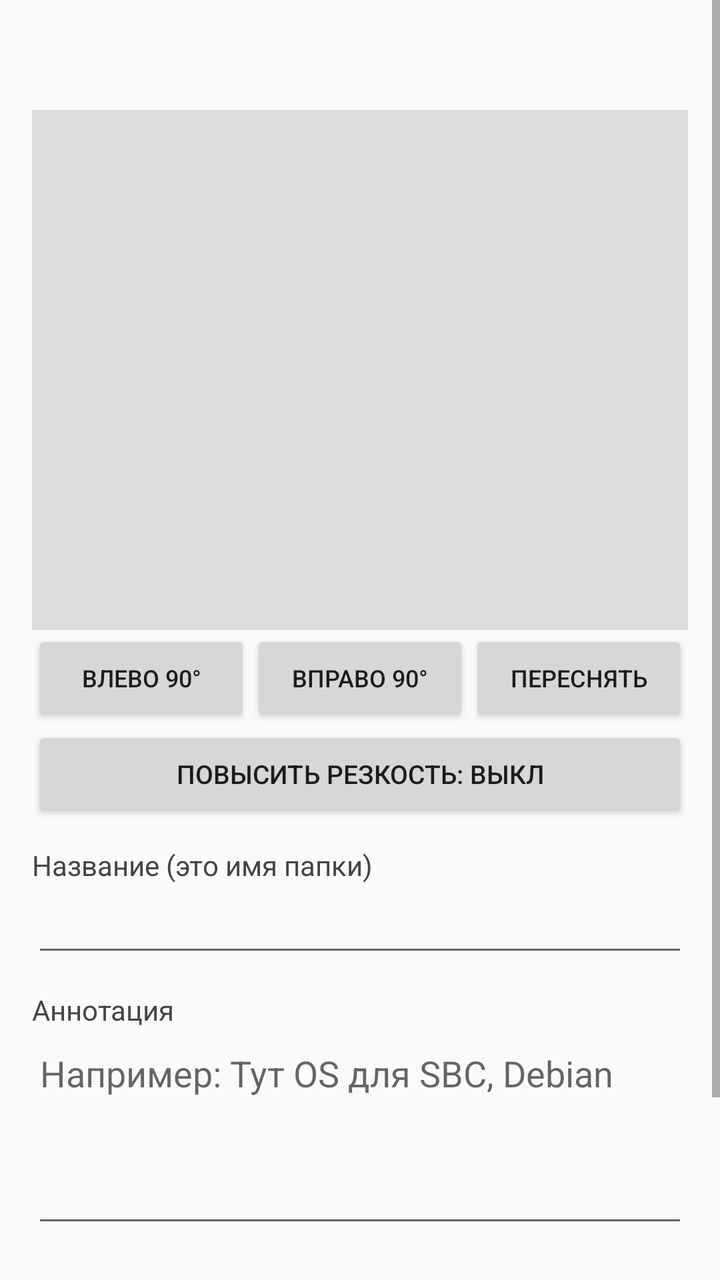
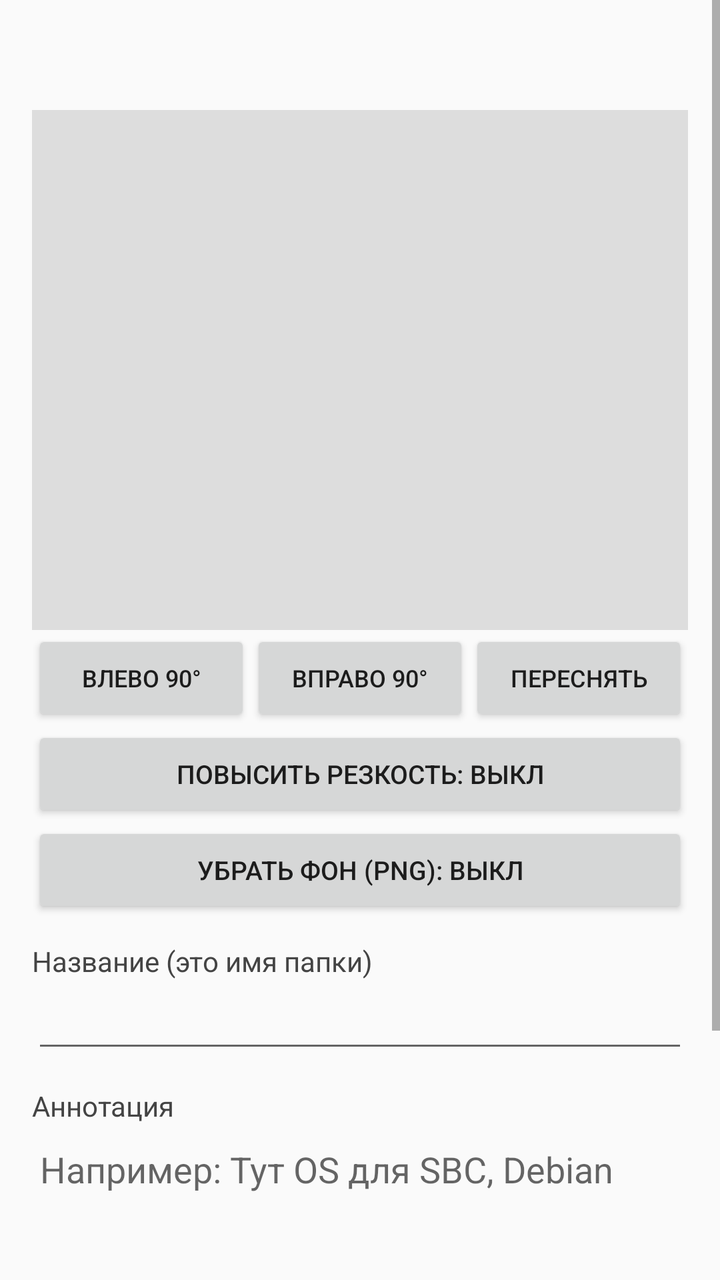

An Android layout rendered at two revisions. The XML below is the earlier revision; the diff shows what the commit changed to produce the second picture.
<!-- AndroidManifest.xml: application theme AppTheme -->
<!-- res/layout/activity_edit.xml -->
<?xml version="1.0" encoding="utf-8"?>
<ScrollView xmlns:android="http://schemas.android.com/apk/res/android"
    android:layout_width="match_parent"
    android:layout_height="match_parent"
    android:background="#FAFAFA">

    <LinearLayout
        android:layout_width="match_parent"
        android:layout_height="wrap_content"
        android:orientation="vertical"
        android:padding="16dp">

        <TextView
            android:id="@+id/title"
            android:layout_width="match_parent"
            android:layout_height="wrap_content"
            android:textColor="#111111"
            android:textSize="20sp"
            android:textStyle="bold" />

        <ImageView
            android:id="@+id/photo"
            android:layout_width="match_parent"
            android:layout_height="260dp"
            android:layout_marginTop="12dp"
            android:background="#DDDDDD"
            android:scaleType="fitCenter" />

        <LinearLayout
            android:layout_width="match_parent"
            android:layout_height="wrap_content"
            android:orientation="horizontal">

            <Button
                android:id="@+id/btnRotL"
                android:layout_width="0dp"
                android:layout_height="wrap_content"
                android:layout_weight="1"
                android:text="Влево 90°"
                android:textSize="12sp" />

            <Button
                android:id="@+id/btnRotR"
                android:layout_width="0dp"
                android:layout_height="wrap_content"
                android:layout_weight="1"
                android:text="Вправо 90°"
                android:textSize="12sp" />

            <Button
                android:id="@+id/btnRetake"
                android:layout_width="0dp"
                android:layout_height="wrap_content"
                android:layout_weight="1"
                android:text="Переснять"
                android:textSize="12sp" />
        </LinearLayout>

        <Button
            android:id="@+id/btnSharpen"
            android:layout_width="match_parent"
            android:layout_height="wrap_content"
            android:text="Повысить резкость: выкл"
            android:textSize="13sp" />

        <TextView
            android:layout_width="wrap_content"
            android:layout_height="wrap_content"
            android:layout_marginTop="12dp"
            android:text="Название (это имя папки)"
            android:textColor="#444444" />

        <EditText
            android:id="@+id/nameEt"
            android:layout_width="match_parent"
            android:layout_height="wrap_content"
            android:inputType="text"
            android:maxLines="1" />

        <TextView
            android:layout_width="wrap_content"
            android:layout_height="wrap_content"
            android:layout_marginTop="12dp"
            android:text="Аннотация"
            android:textColor="#444444" />

        <EditText
            android:id="@+id/noteEt"
            android:layout_width="match_parent"
            android:layout_height="wrap_content"
            android:gravity="top"
            android:hint="Например: Тут OS для SBC, Debian"
            android:inputType="textMultiLine|textCapSentences"
            android:minLines="4" />

        <Button
            android:id="@+id/btnSave"
            android:layout_width="match_parent"
            android:layout_height="wrap_content"
            android:layout_marginTop="16dp"
            android:text="Сохранить" />

        <Button
            android:id="@+id/btnDelete"
            android:layout_width="match_parent"
            android:layout_height="wrap_content"
            android:text="Удалить"
            android:textColor="#C62828" />
    </LinearLayout>
</ScrollView>
<!-- resources referenced by this layout -->
<resources>
  <style name="AppTheme" parent="Theme.AppCompat.Light.NoActionBar">
          <item name="colorPrimary">#1565C0</item>
          <item name="colorPrimaryDark">#0D47A1</item>
          <item name="colorAccent">#1565C0</item>
          <item name="android:statusBarColor">#0D47A1</item>
      </style>
</resources>

<!-- the commit's change to res/layout/activity_edit.xml (unified diff, before → after) -->
@@ -63,6 +63,13 @@
             android:text="Повысить резкость: выкл"
             android:textSize="13sp" />
 
+        <Button
+            android:id="@+id/btnCutout"
+            android:layout_width="match_parent"
+            android:layout_height="wrap_content"
+            android:text="Убрать фон (PNG): выкл"
+            android:textSize="13sp" />
+
         <TextView
             android:layout_width="wrap_content"
             android:layout_height="wrap_content"
